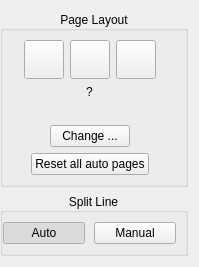
First picture: the form in src/core/filters/page_split/OptionsWidget.ui, repository abandoned-industries/scantailor-spectre, before the edit.
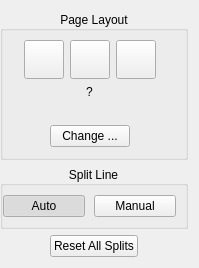
Second picture: the form after the edit. Icons and pictures are not drawn. Custom widgets are drawn as their Qt base class.

What changed in the file:
```diff
--- a/src/core/filters/page_split/OptionsWidget.ui
+++ b/src/core/filters/page_split/OptionsWidget.ui
@@ -207,14 +207,17 @@
          </spacer>
         </item>
         <item>
-         <widget class="QPushButton" name="resetAllAutoBtn">
-          <property name="toolTip">
-           <string>Drop cached split results for every page in auto-detect mode and re-run detection. Pages whose layout has been set manually are not affected.</string>
+         <spacer>
+          <property name="orientation">
+           <enum>Qt::Horizontal</enum>
           </property>
-          <property name="text">
-           <string>Reset all auto pages</string>
+          <property name="sizeHint" stdset="0">
+           <size>
+            <width>1</width>
+            <height>1</height>
+           </size>
           </property>
-         </widget>
+         </spacer>
         </item>
         <item>
          <spacer>
@@ -288,6 +291,32 @@
      </layout>
     </widget>
    </item>
+   <item>
+    <layout class="QHBoxLayout">
+     <item>
+      <spacer>
+       <property name="orientation"><enum>Qt::Horizontal</enum></property>
+       <property name="sizeHint" stdset="0"><size><width>1</width><height>1</height></size></property>
+      </spacer>
+     </item>
+     <item>
+      <widget class="QPushButton" name="resetAllSplitsBtn">
+       <property name="text">
+        <string>Reset All Splits</string>
+       </property>
+       <property name="toolTip">
+        <string>Clear all page split settings and start fresh</string>
+       </property>
+      </widget>
+     </item>
+     <item>
+      <spacer>
+       <property name="orientation"><enum>Qt::Horizontal</enum></property>
+       <property name="sizeHint" stdset="0"><size><width>1</width><height>1</height></size></property>
+      </spacer>
+     </item>
+    </layout>
+   </item>
    <item>
     <spacer name="verticalSpacer">
      <property name="orientation">
```
